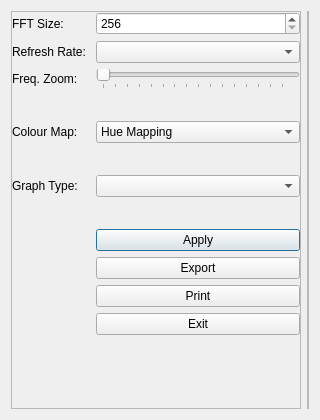
Before: the Qt Designer form src/ui/spectrodialog.ui in GekkoFyre/small-world-deluxe, drawn with Qt 5.
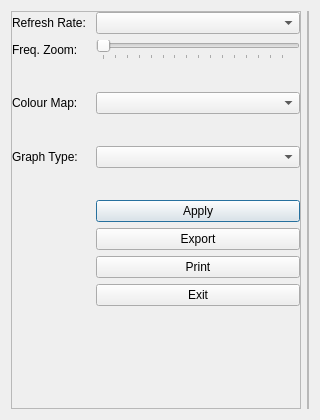
After: the same form once the commit is applied.

```diff
--- a/src/ui/spectrodialog.ui
+++ b/src/ui/spectrodialog.ui
@@ -48,47 +48,27 @@
        <number>0</number>
       </property>
       <item row="0" column="0">
-       <widget class="QLabel" name="label_fft_size">
-        <property name="text">
-         <string>FFT Size: </string>
-        </property>
-       </widget>
-      </item>
-      <item row="0" column="1">
-       <widget class="QSpinBox" name="spinBox_fft_size">
-        <property name="minimum">
-         <number>256</number>
-        </property>
-        <property name="maximum">
-         <number>15360</number>
-        </property>
-        <property name="singleStep">
-         <number>256</number>
-        </property>
-       </widget>
-      </item>
-      <item row="1" column="0">
        <widget class="QLabel" name="label_timing">
         <property name="text">
          <string>Refresh Rate: </string>
         </property>
        </widget>
       </item>
-      <item row="1" column="1">
+      <item row="0" column="1">
        <widget class="QComboBox" name="comboBox_timing">
         <property name="toolTip">
          <string>This determines how often the spectrogram / waterfall is refreshed.</string>
         </property>
        </widget>
       </item>
-      <item row="2" column="0">
+      <item row="1" column="0">
        <widget class="QLabel" name="label_freq_zoom">
         <property name="text">
          <string>Freq. Zoom: </string>
         </property>
        </widget>
       </item>
-      <item row="2" column="1">
+      <item row="1" column="1">
        <widget class="QSlider" name="horizontalSlider_freq_zoom">
         <property name="enabled">
          <bool>false</bool>
@@ -116,7 +96,7 @@
         </property>
        </widget>
       </item>
-      <item row="3" column="0">
+      <item row="2" column="0">
        <spacer name="horizontalSpacer">
         <property name="orientation">
          <enum>Qt::Horizontal</enum>
@@ -129,7 +109,7 @@
         </property>
        </spacer>
       </item>
-      <item row="3" column="1">
+      <item row="2" column="1">
        <spacer name="horizontalSpacer_2">
         <property name="orientation">
          <enum>Qt::Horizontal</enum>
@@ -142,36 +122,21 @@
         </property>
        </spacer>
       </item>
-      <item row="4" column="0">
+      <item row="3" column="0">
        <widget class="QLabel" name="labelcontrol_colour">
         <property name="text">
          <string>Colour Map: </string>
         </property>
        </widget>
       </item>
-      <item row="4" column="1">
+      <item row="3" column="1">
        <widget class="QComboBox" name="comboBox_colour_map">
         <property name="toolTip">
          <string>Control how the data is represented on the spectrogram / waterfall.</string>
         </property>
-        <item>
-         <property name="text">
-          <string>Hue Mapping</string>
-         </property>
-        </item>
-        <item>
-         <property name="text">
-          <string>RGB Mapping</string>
-         </property>
-        </item>
-        <item>
-         <property name="text">
-          <string>Alpha Mapping</string>
-         </property>
-        </item>
        </widget>
       </item>
-      <item row="5" column="0">
+      <item row="4" column="0">
        <spacer name="horizontalSpacer_10">
         <property name="orientation">
          <enum>Qt::Horizontal</enum>
@@ -184,7 +149,7 @@
         </property>
        </spacer>
       </item>
-      <item row="5" column="1">
+      <item row="4" column="1">
        <spacer name="horizontalSpacer_9">
         <property name="orientation">
          <enum>Qt::Horizontal</enum>
@@ -197,21 +162,21 @@
         </property>
        </spacer>
       </item>
-      <item row="6" column="0">
+      <item row="5" column="0">
        <widget class="QLabel" name="label_graph_to_display">
         <property name="text">
          <string>Graph Type: </string>
         </property>
        </widget>
       </item>
-      <item row="6" column="1">
+      <item row="5" column="1">
        <widget class="QComboBox" name="comboBox_graph_to_display">
         <property name="toolTip">
          <string>The type of spectrograph to display!</string>
         </property>
        </widget>
       </item>
-      <item row="7" column="0">
+      <item row="6" column="0">
        <spacer name="horizontalSpacer_3">
         <property name="orientation">
          <enum>Qt::Horizontal</enum>
@@ -224,7 +189,7 @@
         </property>
        </spacer>
       </item>
-      <item row="7" column="1">
+      <item row="6" column="1">
        <spacer name="horizontalSpacer_4">
         <property name="orientation">
          <enum>Qt::Horizontal</enum>
@@ -237,7 +202,7 @@
         </property>
        </spacer>
       </item>
-      <item row="8" column="0">
+      <item row="7" column="0">
        <spacer name="horizontalSpacer_5">
         <property name="orientation">
          <enum>Qt::Horizontal</enum>
@@ -250,7 +215,7 @@
         </property>
        </spacer>
       </item>
-      <item row="8" column="1">
+      <item row="7" column="1">
        <widget class="QPushButton" name="pushButton_apply">
         <property name="toolTip">
          <string>Apply the current state of your settings.</string>
@@ -260,7 +225,7 @@
         </property>
        </widget>
       </item>
-      <item row="9" column="0">
+      <item row="8" column="0">
        <spacer name="horizontalSpacer_12">
         <property name="orientation">
          <enum>Qt::Horizontal</enum>
@@ -273,7 +238,7 @@
         </property>
        </spacer>
       </item>
-      <item row="9" column="1">
+      <item row="8" column="1">
        <widget class="QPushButton" name="pushButton_export_graph">
         <property name="toolTip">
          <string>Export the spectrograph / waterfall and its internal data.</string>
@@ -286,7 +251,7 @@
         </property>
        </widget>
       </item>
-      <item row="10" column="0">
+      <item row="9" column="0">
        <spacer name="horizontalSpacer_8">
         <property name="orientation">
          <enum>Qt::Horizontal</enum>
@@ -299,7 +264,7 @@
         </property>
        </spacer>
       </item>
-      <item row="10" column="1">
+      <item row="9" column="1">
        <widget class="QPushButton" name="pushButton_print_graph">
         <property name="toolTip">
          <string>Internally capture an image of the (spectro)graph and send it to the printer.</string>
@@ -309,7 +274,7 @@
         </property>
        </widget>
       </item>
-      <item row="11" column="0">
+      <item row="10" column="0">
        <spacer name="horizontalSpacer_7">
         <property name="orientation">
          <enum>Qt::Horizontal</enum>
@@ -322,7 +287,7 @@
         </property>
        </spacer>
       </item>
-      <item row="11" column="1">
+      <item row="10" column="1">
        <widget class="QPushButton" name="pushButton_exit">
         <property name="toolTip">
          <string>Exit just this dialog window.</string>
```
